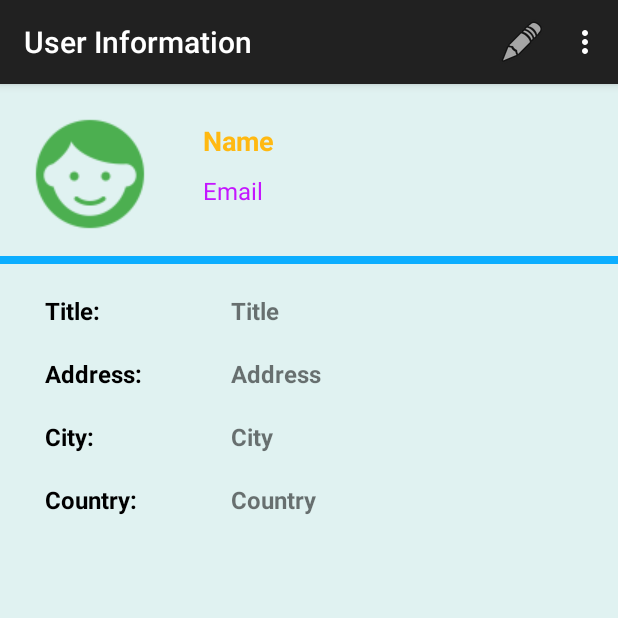
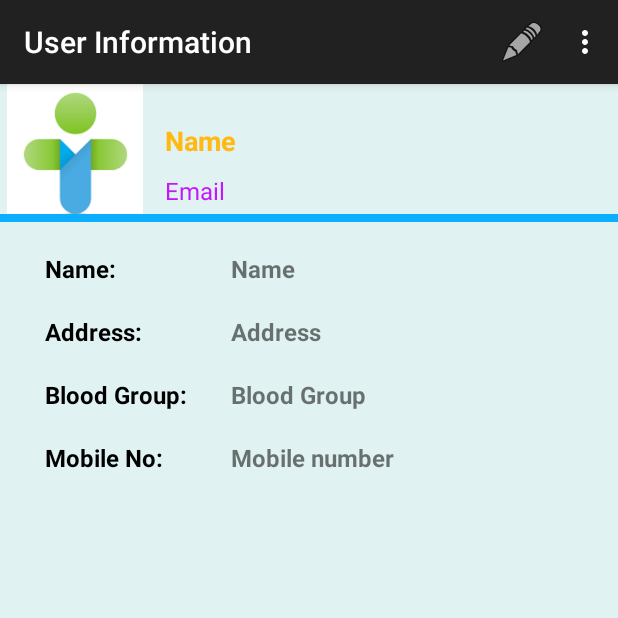
Before and after one commit to alamin00/iCare_Final, an Android app: the UserDetailsActivity screen opened directly, with no data from a screen before it, on a phone screen of 412 x 824 dp, the top half of it. Run offline under Robolectric (Android 15) with nearby library versions, the phone set to English and light mode, and no system bars; 1 statement that could not run was skipped.

Commit message:
userDetails xml

```diff
--- a/app/src/main/res/layout/activity_user_details.xml
+++ b/app/src/main/res/layout/activity_user_details.xml
@@ -7,13 +7,13 @@
 
     <ImageView
         android:id="@+id/imvProfilePic"
-        android:layout_width="wrap_content"
+        android:layout_width="100dp"
         android:layout_height="wrap_content"
         android:layout_alignParentLeft="true"
         android:layout_alignParentStart="true"
         android:layout_alignParentTop="true"
-        android:layout_marginRight="5dp"
-        android:src="@drawable/ic_action_face_unlock" />
+        android:src="@drawable/icon"
+        android:layout_alignBottom="@+id/linearLayout2" />
 
     <LinearLayout
         android:layout_width="match_parent"
@@ -22,7 +22,8 @@
         android:layout_toEndOf="@+id/imvProfilePic"
         android:layout_toRightOf="@+id/imvProfilePic"
         android:orientation="vertical"
-        android:padding="10dp">
+        android:padding="10dp"
+        android:id="@+id/linearLayout2">
 
         <TextView
             android:id="@+id/tvNameInDetails"
@@ -85,7 +86,7 @@
                 android:layout_width="0dp"
                 android:layout_height="wrap_content"
                 android:layout_weight="1"
-                android:text="Title: "
+                android:text="Name: "
                 android:textColor="#000"
                 android:textSize="16sp"
                 android:textStyle="bold" />
@@ -95,7 +96,7 @@
                 android:layout_width="0dp"
                 android:layout_height="wrap_content"
                 android:layout_weight="2"
-                android:text="Title"
+                android:text="Name"
                 android:textSize="16sp"
                 android:textStyle="bold" />
         </LinearLayout>
@@ -135,7 +136,7 @@
                 android:layout_width="0dp"
                 android:layout_height="wrap_content"
                 android:layout_weight="1"
-                android:text="City: "
+                android:text="Blood Group: "
                 android:textColor="#000"
                 android:textSize="16sp"
                 android:textStyle="bold" />
@@ -145,7 +146,7 @@
                 android:layout_width="0dp"
                 android:layout_height="wrap_content"
                 android:layout_weight="2"
-                android:text="City"
+                android:text="Blood Group"
                 android:textSize="16sp"
                 android:textStyle="bold" />
         </LinearLayout>
@@ -160,7 +161,7 @@
                 android:layout_width="0dp"
                 android:layout_height="wrap_content"
                 android:layout_weight="1"
-                android:text="Country: "
+                android:text="Mobile No: "
                 android:textColor="#000"
                 android:textSize="16sp"
                 android:textStyle="bold" />
@@ -170,7 +171,7 @@
                 android:layout_width="0dp"
                 android:layout_height="wrap_content"
                 android:layout_weight="2"
-                android:text="Country"
+                android:text="Mobile number"
                 android:textSize="16sp"
                 android:textStyle="bold" />
         </LinearLayout>
```
